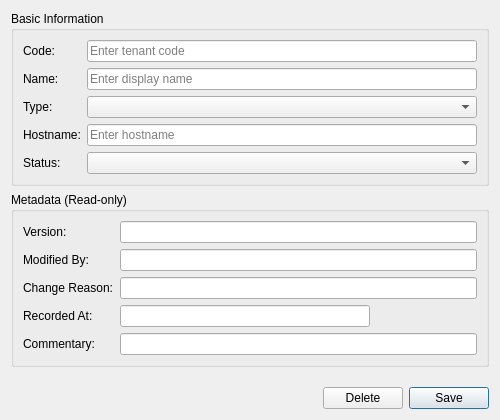
Qt form projects/ores.qt/ui/TenantDetailDialog.ui (OreStudio/OreStudio) before a commit.
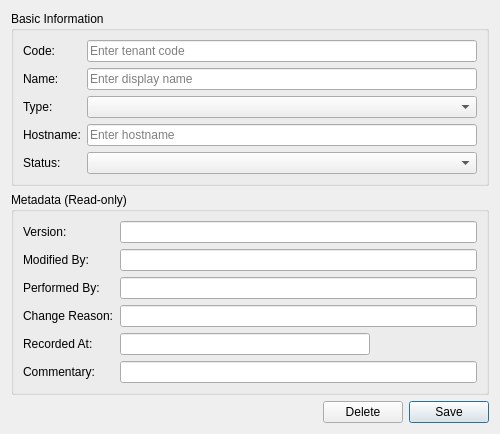
The same form after that commit.

Commit message:
[qt] Add Performed By field to remaining detail dialogs
Adds read-only performedByEdit to the metadata section of 13 detail
dialogs that were missing it: Currency, Country, BusinessCentre,
ChangeReason, ChangeReasonCategory, Account, Role, Tenant, TenantType,
FeatureFlag, DatasetBundle, NatureDimension, OriginDimension.

```diff
--- a/projects/ores.qt/ui/TenantDetailDialog.ui
+++ b/projects/ores.qt/ui/TenantDetailDialog.ui
@@ -132,27 +132,42 @@
        </widget>
       </item>
       <item row="2" column="0">
+       <widget class="QLabel" name="labelPerformedBy">
+        <property name="text">
+         <string>Performed By:</string>
+        </property>
+       </widget>
+      </item>
+      <item row="2" column="1">
+       <widget class="QLineEdit" name="performedByEdit">
+        <property name="readOnly">
+         <bool>true</bool>
+        </property>
+       </widget>
+      </item>
+
+      <item row="3" column="0">
        <widget class="QLabel" name="labelChangeReason">
         <property name="text">
          <string>Change Reason:</string>
         </property>
        </widget>
       </item>
-      <item row="2" column="1">
+      <item row="3" column="1">
        <widget class="QLineEdit" name="changeReasonEdit">
         <property name="readOnly">
          <bool>true</bool>
         </property>
        </widget>
       </item>
-      <item row="3" column="0">
+      <item row="4" column="0">
        <widget class="QLabel" name="labelRecordedAt">
         <property name="text">
          <string>Recorded At:</string>
         </property>
        </widget>
       </item>
-      <item row="3" column="1">
+      <item row="4" column="1">
        <widget class="QLineEdit" name="recordedAtEdit">
         <property name="readOnly">
          <bool>true</bool>
@@ -165,14 +180,14 @@
         </property>
        </widget>
       </item>
-      <item row="4" column="0">
+      <item row="5" column="0">
        <widget class="QLabel" name="labelCommentary">
         <property name="text">
          <string>Commentary:</string>
         </property>
        </widget>
       </item>
-      <item row="4" column="1">
+      <item row="5" column="1">
        <widget class="QLineEdit" name="commentaryEdit">
         <property name="readOnly">
          <bool>true</bool>
```
The commit also changes 26 other files.
